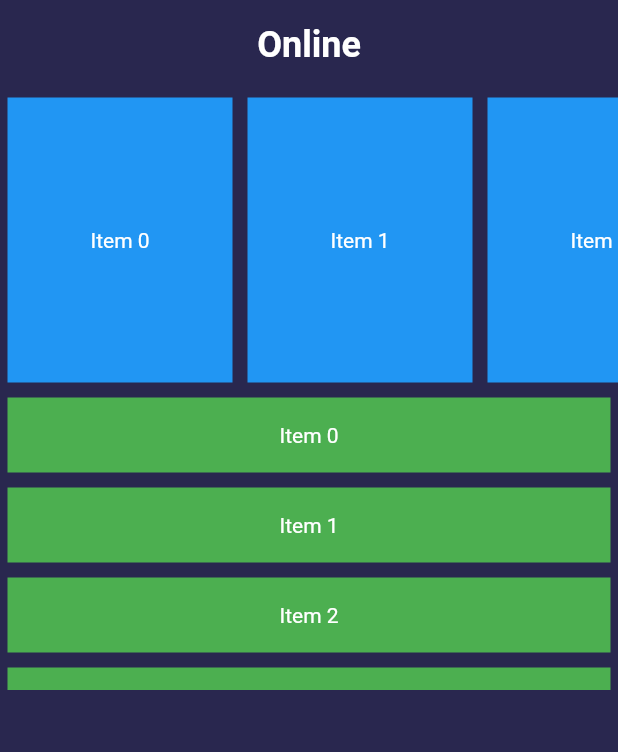
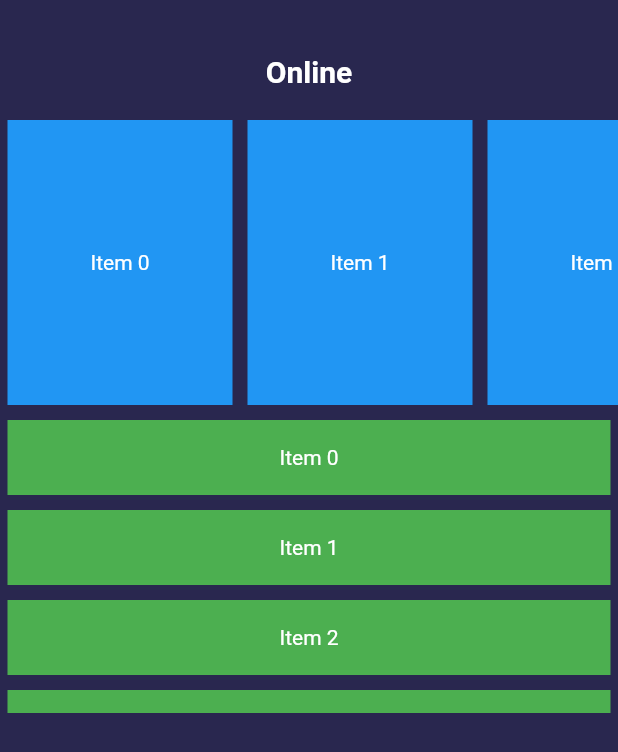
Before and after one commit to Lance-Abella/UI_Design, a Flutter app: the screen it shows after launch, on a phone screen of 412 x 824 dp. Shown: the top 752 px of the screen. Run offline on Flutter 3.47's test engine with Material 2 defaults, Android fonts, the phone set to English and light mode, and no system bars.

Commit message:
formatting the text

```diff
--- a/analysis_options.yaml
+++ b/analysis_options.yaml
@@ -7,7 +7,7 @@
 
 # The following line activates a set of recommended lints for Flutter apps,
 # packages, and plugins designed to encourage good coding practices.
-#include: package:flutter_lints/flutter.yaml
+include: package:flutter_lints/flutter.yaml
 
 linter:
   # The lint rules applied to this project can be customized in the
--- a/lib/home.dart
+++ b/lib/home.dart
@@ -1,6 +1,6 @@
 import 'package:flutter/material.dart';
-
 import 'listview.dart';
+import 'text_format.dart';
 
 // ignore: camel_case_types
 class home extends StatelessWidget {
@@ -8,23 +8,27 @@ class home extends StatelessWidget {
 
   @override
   Widget build(BuildContext context) {
-    Color customBackgroundColor = Color(0xFF29274F);
+    Color customBackgroundColor = const Color(0xFF29274F);
 
     return MaterialApp(
       home: Scaffold(
-       backgroundColor: customBackgroundColor,
+        backgroundColor: customBackgroundColor,
         body: Column(
           children: [
             Container(
-              padding: const EdgeInsets.all(16),
-              child: const Text(
-                'Online',
-                  style: TextStyle(
-                  fontSize: 24,
-                  fontWeight: FontWeight.bold,
-                  color: Colors.white,
+              padding: const EdgeInsets.only(top: 20),
+              child: StyledText(
+                  text: 'Online',
+                  textStyle: const TextStyle(
+                    fontSize: 20,
+                    fontWeight: FontWeight.bold,
+                    color: Colors.white,
+                    // Add textAlign directly to the TextStyle
+                  ),
+                  textAlign: TextAlign.left,
+                  padding: const EdgeInsets.all(16),
                 ),
-              ),
+
             ),
             const Expanded(
               child: ScrollableWidget(),
--- /dev/null
+++ b/lib/text_format.dart
@@ -0,0 +1,27 @@
+import 'package:flutter/material.dart';
+
+class StyledText extends StatelessWidget {
+  final String text;
+  final TextStyle textStyle;
+  final EdgeInsetsGeometry padding;
+  final TextAlign textAlign;
+
+  StyledText({
+    required this.text,
+    required this.textStyle,
+    this.padding = EdgeInsets.zero,
+    this.textAlign = TextAlign.start,
+  });
+
+  @override
+  Widget build(BuildContext context) {
+    return Padding(
+      padding: padding,
+      child: Text(
+        text,
+        style: textStyle,
+        textAlign: textAlign, // Apply textAlign directly to the Text widget
+      ),
+    );
+  }
+}
--- a/lib/text_style.dart
+++ /dev/null
@@ -1,16 +0,0 @@
-import 'package:flutter/material.dart';
-
-class StyledText extends StatelessWidget {
-  final String text;
-  final TextStyle textStyle;
-
-  StyledText({required this.text, required this.textStyle});
-
-  @override
-  Widget build(BuildContext context) {
-    return Text(
-      text,
-      style: textStyle,
-    );
-  }
-}
--- a/pubspec.yaml
+++ b/pubspec.yaml
@@ -47,7 +47,7 @@ dev_dependencies:
   # activated in the `analysis_options.yaml` file located at the root of your
   # package. See that file for information about deactivating specific lint
   # rules and activating additional ones.
-  #flutter_lints: ^2.0.0
+  flutter_lints: ^2.0.0
 
 # For information on the generic Dart part of this file, see the
 # following page: https://dart.dev/tools/pub/pubspec
```
Also changed, not shown: pubspec.lock.
